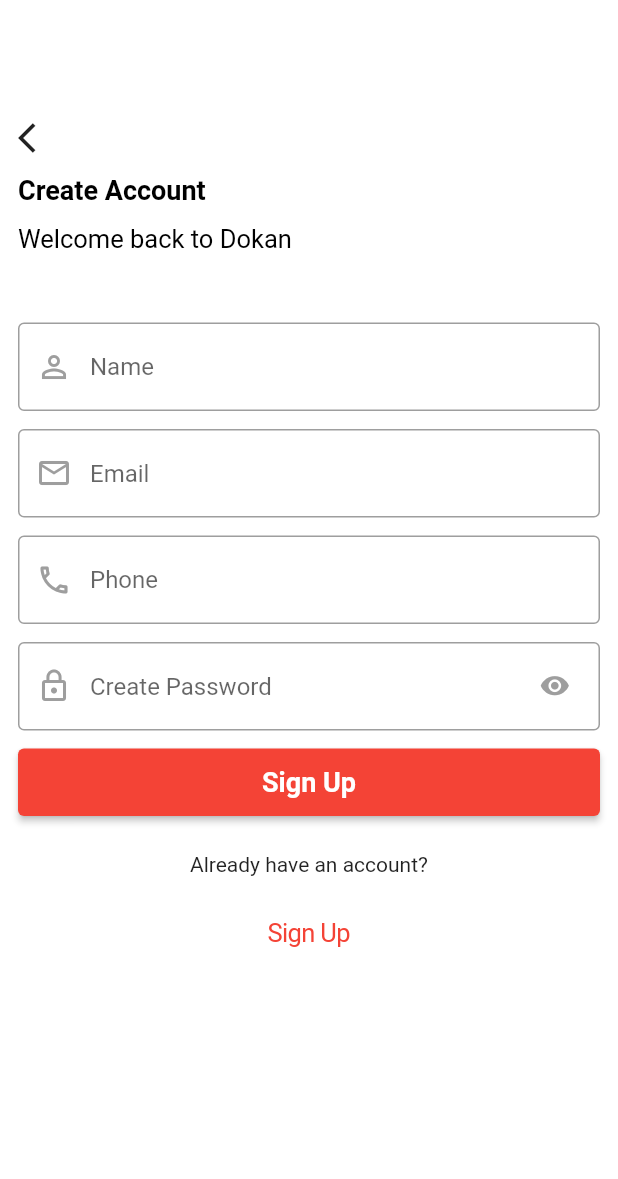
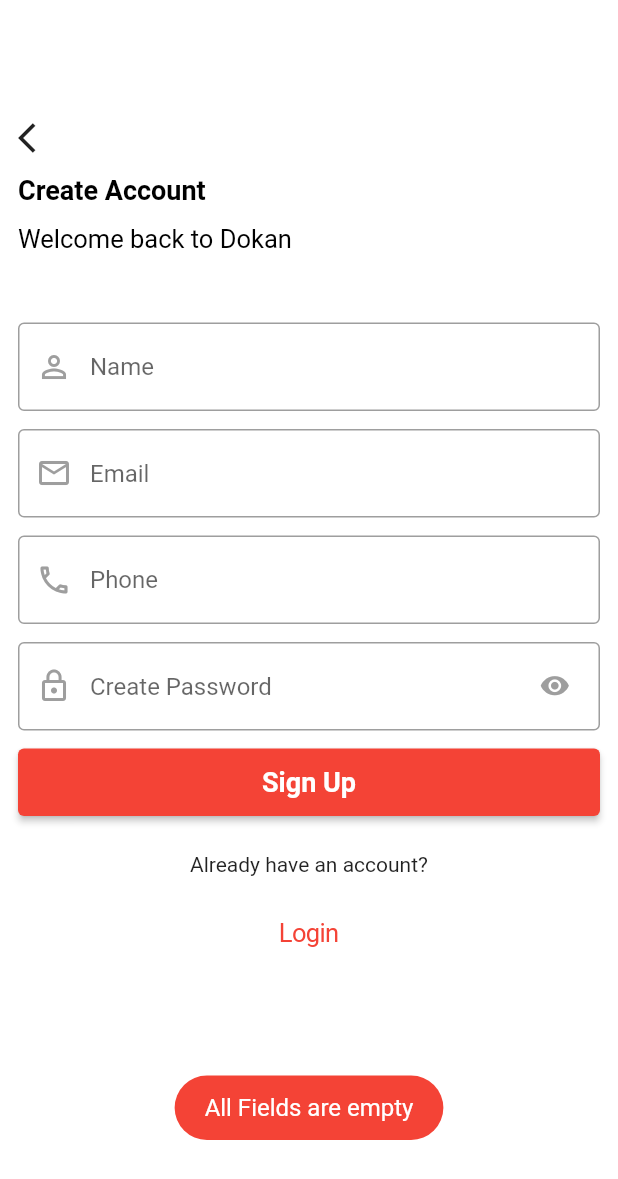
Before and after one commit to abdulhakim10/dokan_ecommerce, a Flutter app: the SignUp screen opened directly, after a tap on "Sign Up", on a phone screen of 412 x 824 dp. Shown: the top 1179 px of the screen. Run offline on Flutter 3.47's test engine with Material 2 defaults, Android fonts, the phone set to English and light mode, and no system bars; our stand-ins replace firebase_auth, firebase_core, fluttertoast; accounts and stored records are empty.

Commit message:
login and sign up method added

```diff
--- a/lib/constants/constants.dart
+++ b/lib/constants/constants.dart
@@ -71,7 +71,8 @@ String getMessageFromErrorCode(String errorCode) {
   }
 }
 
-bool loginVaildation(String email, String password) {
+// login validation
+bool loginValidation(String email, String password) {
   if (email.isEmpty && password.isEmpty) {
     showMessage("Both Fields are empty");
     return false;
@@ -79,9 +80,32 @@ bool loginVaildation(String email, String password) {
     showMessage("Email is Empty");
     return false;
   } else if (password.isEmpty) {
-    showMessage("Email is Empty");
+    showMessage("Password is Empty");
     return false;
   } else {
     return true;
   }
 }
+
+// sign up validation
+bool signUpValidation(
+    String email, String password, String name, String phone) {
+  if (email.isEmpty && password.isEmpty && name.isEmpty && phone.isEmpty) {
+    showMessage("All Fields are empty");
+    return false;
+  } else if (email.isEmpty) {
+    showMessage("Email is Empty");
+    return false;
+  } else if (password.isEmpty) {
+    showMessage("Password is Empty");
+    return false;
+  } else if (name.isEmpty) {
+    showMessage("Name is Empty");
+    return false;
+  } else if (phone.isEmpty) {
+    showMessage("Phone is Empty");
+    return false;
+  } else {
+    return true;
+  }
+}
--- a/lib/screens/auth_ui/login/login.dart
+++ b/lib/screens/auth_ui/login/login.dart
@@ -66,7 +66,7 @@ class _LoginState extends State<Login> {
             const SizedBox(height: 36),
             PrimaryButton(
                 onPressed: () async {
-                  bool isValidated = loginVaildation(email.text, password.text);
+                  bool isValidated = loginValidation(email.text, password.text);
                   if (isValidated) {
                     bool isLogined = await FirebaseAuthHelper.instance
                         .login(email.text, password.text, context);
--- a/lib/screens/auth_ui/signup/signup.dart
+++ b/lib/screens/auth_ui/signup/signup.dart
@@ -1,3 +1,9 @@
+// ignore_for_file: use_build_context_synchronously
+
+import 'package:dokan_ecommerce/constants/constants.dart';
+import 'package:dokan_ecommerce/constants/routes.dart';
+import 'package:dokan_ecommerce/firebase_helper/firebase_auth_helper/firebase_auth_helper.dart';
+import 'package:dokan_ecommerce/screens/home/home.dart';
 import 'package:dokan_ecommerce/widgets/primary_button/primary_button.dart';
 import 'package:dokan_ecommerce/widgets/top_titles/top_titles.dart';
 import 'package:flutter/cupertino.dart';
@@ -11,6 +17,10 @@ class SignUp extends StatefulWidget {
 }
 
 class _SignUpState extends State<SignUp> {
+  TextEditingController email = TextEditingController();
+  TextEditingController password = TextEditingController();
+  TextEditingController name = TextEditingController();
+  TextEditingController phone = TextEditingController();
   bool isShowPassword = true;
   @override
   Widget build(BuildContext context) {
@@ -25,6 +35,7 @@ class _SignUpState extends State<SignUp> {
                   subtitle: 'Welcome back to Dokan', title: 'Create Account'),
               const SizedBox(height: 46),
               TextFormField(
+                controller: name,
                 decoration: const InputDecoration(
                     hintText: 'Name',
                     prefixIcon: Icon(
@@ -33,6 +44,7 @@ class _SignUpState extends State<SignUp> {
               ),
               const SizedBox(height: 12),
               TextFormField(
+                controller: email,
                 decoration: const InputDecoration(
                     hintText: 'Email',
                     prefixIcon: Icon(
@@ -41,6 +53,7 @@ class _SignUpState extends State<SignUp> {
               ),
               const SizedBox(height: 12),
               TextFormField(
+                controller: phone,
                 keyboardType: TextInputType.number,
                 decoration: const InputDecoration(
                     hintText: 'Phone',
@@ -50,6 +63,7 @@ class _SignUpState extends State<SignUp> {
               ),
               const SizedBox(height: 12),
               TextFormField(
+                controller: password,
                 obscureText: isShowPassword,
                 decoration: InputDecoration(
                   hintText: 'Create Password',
@@ -72,14 +86,27 @@ class _SignUpState extends State<SignUp> {
                 ),
               ),
               const SizedBox(height: 12),
-              PrimaryButton(onPressed: () {}, title: 'Sign Up'),
+              PrimaryButton(
+                  onPressed: () async {
+                    bool isValidated = signUpValidation(
+                        email.text, password.text, name.text, phone.text);
+                    if (isValidated) {
+                      bool isCreated = await FirebaseAuthHelper.instance
+                          .signUp(email.text, password.text, context);
+                      if (isCreated) {
+                        Routes.instance.pushAndRemoveUntil(
+                            widget: const Home(), context: context);
+                      }
+                    }
+                  },
+                  title: 'Sign Up'),
               const SizedBox(height: 24),
               const Center(child: Text("Already have an account?")),
               const SizedBox(height: 12),
               Center(
                 child: CupertinoButton(
                     child: Text(
-                      'Sign Up',
+                      'Login',
                       style: TextStyle(color: Theme.of(context).primaryColor),
                     ),
                     onPressed: () {
--- a/lib/screens/auth_ui/welcome/welcome.dart
+++ b/lib/screens/auth_ui/welcome/welcome.dart
@@ -63,7 +63,7 @@ class Welcome extends StatelessWidget {
                   Routes.instance
                       .push(widget: const SignUp(), context: context);
                 },
-                title: 'Sign Up')
+                title: 'Create Account')
           ],
         ),
       ),
```
Also changed, not shown: lib/firebase_helper/firebase_auth_helper/firebase_auth_helper.dart (+17 -0 lines).
